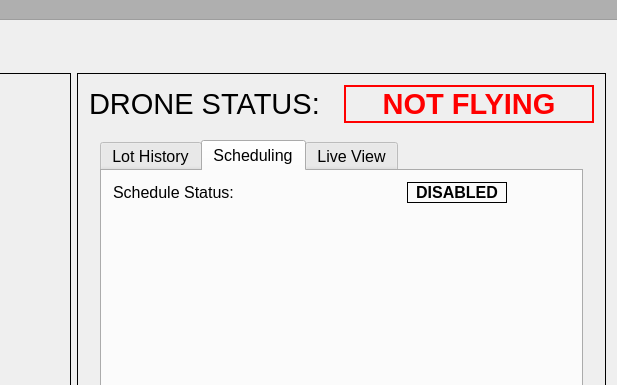
This is DronePark1/DronePark1/dronepark1.ui in Nomen-Naught/DronePark1 as Qt 5 draws it before an edit; both pictures show x 470 to 1087 and y 0 to 385 of the 1087 by 700 pixel window. The edited form follows.
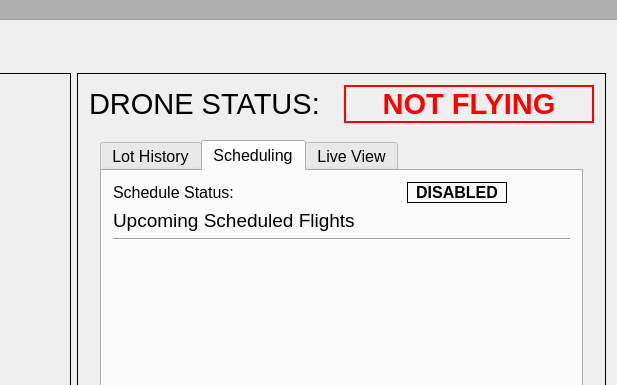
This is the edited form. Icons and pictures are not drawn. Custom widgets are drawn as their Qt base class.

Commit message:
Schedules show up in tab, but still lots of work to do
todo: they just show, they don't actually work, also don't clear or
reload

The edit to the form file:
```diff
--- a/DronePark1/DronePark1/dronepark1.ui
+++ b/DronePark1/DronePark1/dronepark1.ui
@@ -699,6 +699,28 @@
                     </item>
                    </layout>
                   </item>
+                  <item>
+                   <widget class="QLabel" name="ScheduleTimeIdent">
+                    <property name="font">
+                     <font>
+                      <pointsize>14</pointsize>
+                     </font>
+                    </property>
+                    <property name="text">
+                     <string>Upcoming Scheduled Flights</string>
+                    </property>
+                   </widget>
+                  </item>
+                  <item>
+                   <widget class="Line" name="line">
+                    <property name="orientation">
+                     <enum>Qt::Horizontal</enum>
+                    </property>
+                   </widget>
+                  </item>
+                  <item>
+                   <layout class="QVBoxLayout" name="scheduleTimeLayout"/>
+                  </item>
                   <item>
                    <spacer name="verticalSpacer">
                     <property name="orientation">
```
The commit also changes 7 other files.
